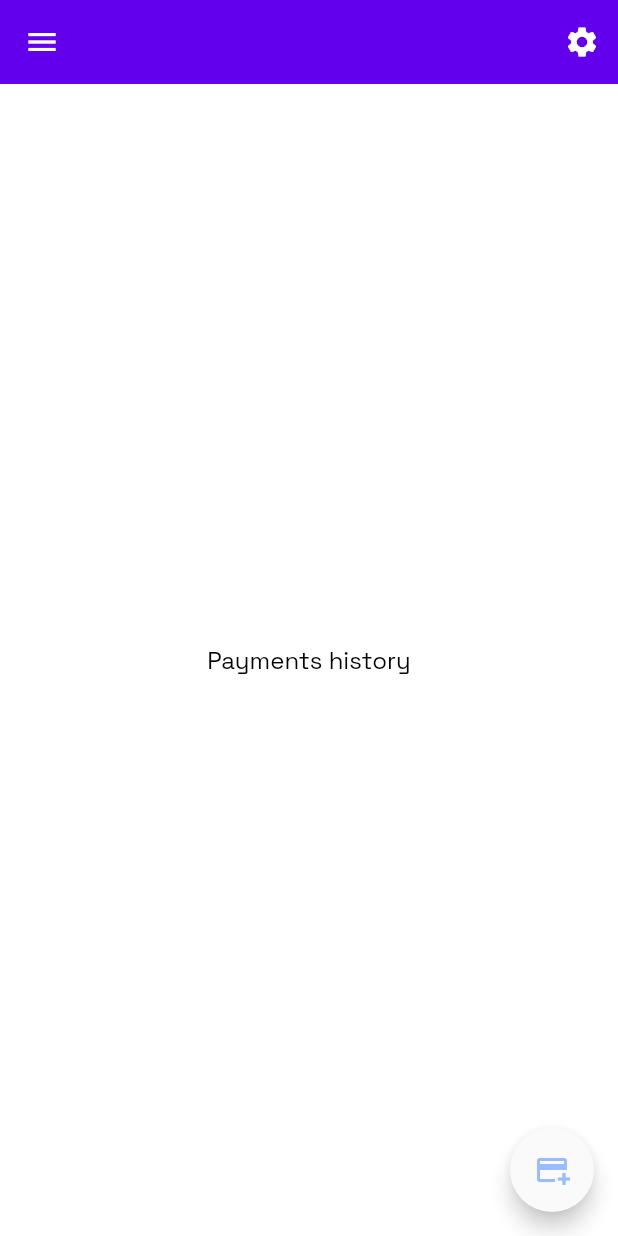
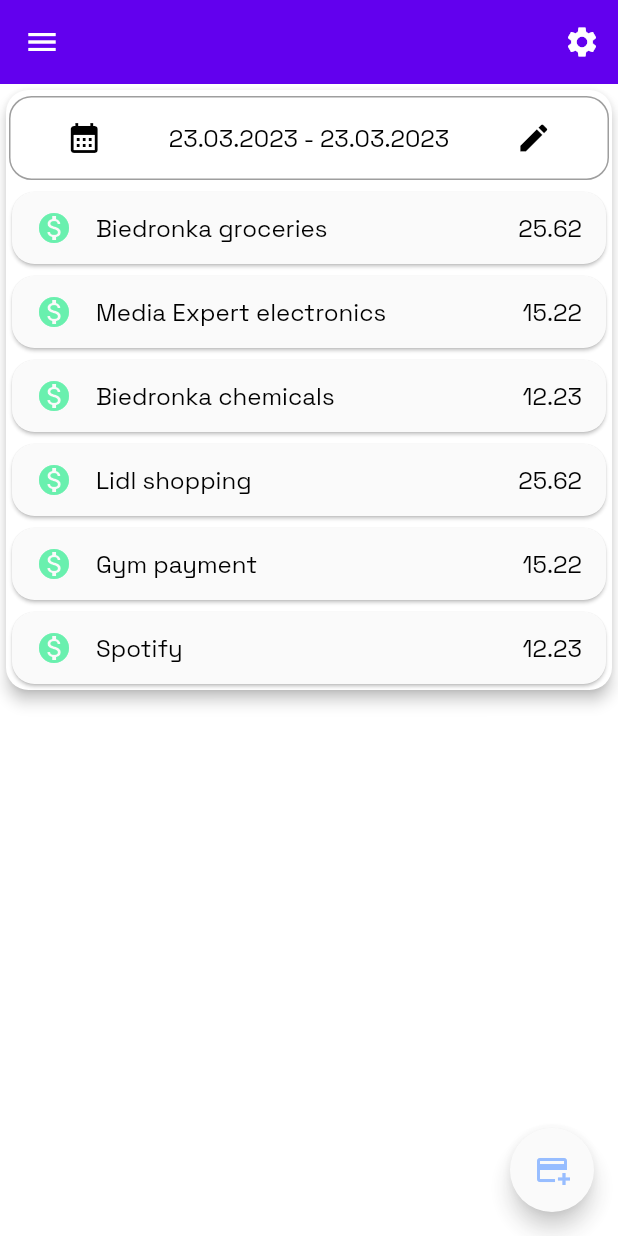
Before and after one commit to justdodo27/financepal, a Flutter app: the screen it shows after launch, swiped to page 2, on a phone screen of 412 x 824 dp. Run offline on Flutter 3.47's test engine with Material 2 defaults, Android fonts, the phone set to English and light mode, and no system bars; our stand-ins replace fl_chart, google_fonts, shared_preferences; statements that could not run were skipped.

Commit message:
Refactor payments

```diff
--- a/frontend/lib/pages/home_page/components/last_payments_section.dart
+++ b/frontend/lib/pages/home_page/components/last_payments_section.dart
@@ -23,8 +23,39 @@
 class _LastPaymentsSectionState extends State<LastPaymentsSection> {
   List<Widget> _getRows() {
     if (widget.data.isEmpty) {
-      return [
-        Card(
+      return [const NoPaymentDataWidget()];
+    }
+
+    return widget.data.map((payment) => PaymentTile(payment: payment)).toList();
+  }
+
+  @override
+  Widget build(BuildContext context) {
+    return Card(
+      shape: RoundedRectangleBorder(
+        borderRadius: BorderRadius.circular(15.0),
+      ),
+      elevation: 4,
+      color: Theme.of(context).colorScheme.onPrimary,
+      child: Container(
+        padding: const EdgeInsets.all(8),
+        width: double.infinity,
+        child: Column(
+          children: _getRows(),
+        ),
+      ),
+    );
+  }
+}
+
+class NoPaymentDataWidget extends StatelessWidget {
+  const NoPaymentDataWidget({
+    super.key,
+  });
+
+  @override
+  Widget build(BuildContext context) {
+    return Card(
       elevation: 1,
       color: Theme.of(context).colorScheme.secondary,
       shape: RoundedRectangleBorder(
@@ -47,20 +78,28 @@
           ],
         ),
       ),
-        )
-      ];
+    );
+  }
 }
 
-    return widget.data
-        .map((payment) => Card(
+class PaymentTile extends StatelessWidget {
+  final PaymentData payment;
+
+  const PaymentTile({
+    super.key,
+    required this.payment,
+  });
+
+  @override
+  Widget build(BuildContext context) {
+    return Card(
       elevation: 1,
       color: Theme.of(context).colorScheme.secondary,
       shape: RoundedRectangleBorder(
         borderRadius: BorderRadius.circular(15.0),
       ),
       child: Container(
-                padding:
-                    const EdgeInsets.symmetric(vertical: 12, horizontal: 16),
+        padding: const EdgeInsets.symmetric(vertical: 12, horizontal: 16),
         child: Row(
           mainAxisAlignment: MainAxisAlignment.spaceBetween,
           children: [
@@ -81,25 +120,6 @@
           ],
         ),
       ),
-            ))
-        .toList();
-  }
-
-  @override
-  Widget build(BuildContext context) {
-    return Card(
-      shape: RoundedRectangleBorder(
-        borderRadius: BorderRadius.circular(15.0),
-      ),
-      elevation: 4,
-      color: Theme.of(context).colorScheme.onPrimary,
-      child: Container(
-        padding: const EdgeInsets.all(8),
-        width: double.infinity,
-        child: Column(
-          children: _getRows(),
-        ),
-      ),
     );
   }
 }
--- a/frontend/lib/pages/payment_history_page/payment_history_page.dart
+++ b/frontend/lib/pages/payment_history_page/payment_history_page.dart
@@ -1,10 +1,109 @@
 import 'package:flutter/material.dart';
+import 'package:frontend/components/rounded_outlined_button.dart';
+import 'package:intl/intl.dart';
 
-class PaymentHistoryPage extends StatelessWidget {
+import '../home_page/components/last_payments_section.dart';
+
+class PaymentHistoryPage extends StatefulWidget {
   const PaymentHistoryPage({super.key});
+
+  static List<PaymentData> payments = [
+    PaymentData(
+        name: 'Biedronka groceries', value: 25.62, color: Colors.greenAccent),
+    PaymentData(
+        name: 'Media Expert electronics',
+        value: 15.22,
+        color: Colors.greenAccent),
+    PaymentData(
+        name: 'Biedronka chemicals', value: 12.23, color: Colors.greenAccent),
+    PaymentData(name: 'Lidl shopping', value: 25.62, color: Colors.greenAccent),
+    PaymentData(name: 'Gym payment', value: 15.22, color: Colors.greenAccent),
+    PaymentData(name: 'Spotify', value: 12.23, color: Colors.greenAccent),
+  ];
+
+  @override
+  State<PaymentHistoryPage> createState() => _PaymentHistoryPageState();
+}
+
+class _PaymentHistoryPageState extends State<PaymentHistoryPage> {
+  DateTimeRange _dateTimeRange =
+      DateTimeRange(start: DateTime.now(), end: DateTime.now());
+
+  List<Widget> _getRows() {
+    if (PaymentHistoryPage.payments.isEmpty) {
+      return const [NoPaymentDataWidget()];
+    }
+    return PaymentHistoryPage.payments
+        .map((payment) => PaymentTile(payment: payment))
+        .toList();
+  }
 
   @override
   Widget build(BuildContext context) {
-    return const Center(child: Text('Payments history'));
+    return SingleChildScrollView(
+      physics: const BouncingScrollPhysics(),
+      child: Card(
+        shape: RoundedRectangleBorder(
+          borderRadius: BorderRadius.circular(15.0),
+        ),
+        elevation: 4,
+        color: Theme.of(context).colorScheme.onPrimary,
+        child: Column(
+          children: [
+            SmallRoundedOutlinedButton(
+              backgroundColor: Theme.of(context).colorScheme.onPrimary,
+              borderColor: Colors.grey,
+              onPressed: () async {
+                DateTimeRange? selected = await showDateRangePicker(
+                  context: context,
+                  initialDateRange: _dateTimeRange,
+                  firstDate: DateTime(2023, 1),
+                  lastDate: DateTime(2223, 1),
+                  builder: (context, child) {
+                    return Theme(
+                      data: Theme.of(context).copyWith(
+                        colorScheme: Theme.of(context).colorScheme.copyWith(
+                              primary: Theme.of(context).colorScheme.tertiary,
+                            ),
+                      ),
+                      child: child!,
+                    );
+                  },
+                );
+
+                if (selected == null) return;
+                setState(() => _dateTimeRange = selected);
+              },
+              width: double.infinity,
+              padding: const EdgeInsets.symmetric(horizontal: 2, vertical: 4),
+              shape: RoundedRectangleBorder(
+                borderRadius: BorderRadius.circular(15.0),
+              ),
+              child: Padding(
+                padding: const EdgeInsets.symmetric(vertical: 16),
+                child: Row(
+                  mainAxisAlignment: MainAxisAlignment.spaceAround,
+                  children: [
+                    Icon(
+                      Icons.calendar_month,
+                      color: Theme.of(context).textTheme.bodySmall!.color,
+                    ),
+                    Text(
+                      '${DateFormat('dd.MM.yyyy').format(_dateTimeRange.start)} - ${DateFormat('dd.MM.yyyy').format(_dateTimeRange.end)}',
+                      style: Theme.of(context).textTheme.bodyMedium,
+                    ),
+                    Icon(
+                      Icons.edit,
+                      color: Theme.of(context).textTheme.bodySmall!.color,
+                    ),
+                  ],
+                ),
+              ),
+            ),
+            ..._getRows(),
+          ],
+        ),
+      ),
+    );
   }
 }
```
Lines whose indentation alone changed are shown as unchanged.
